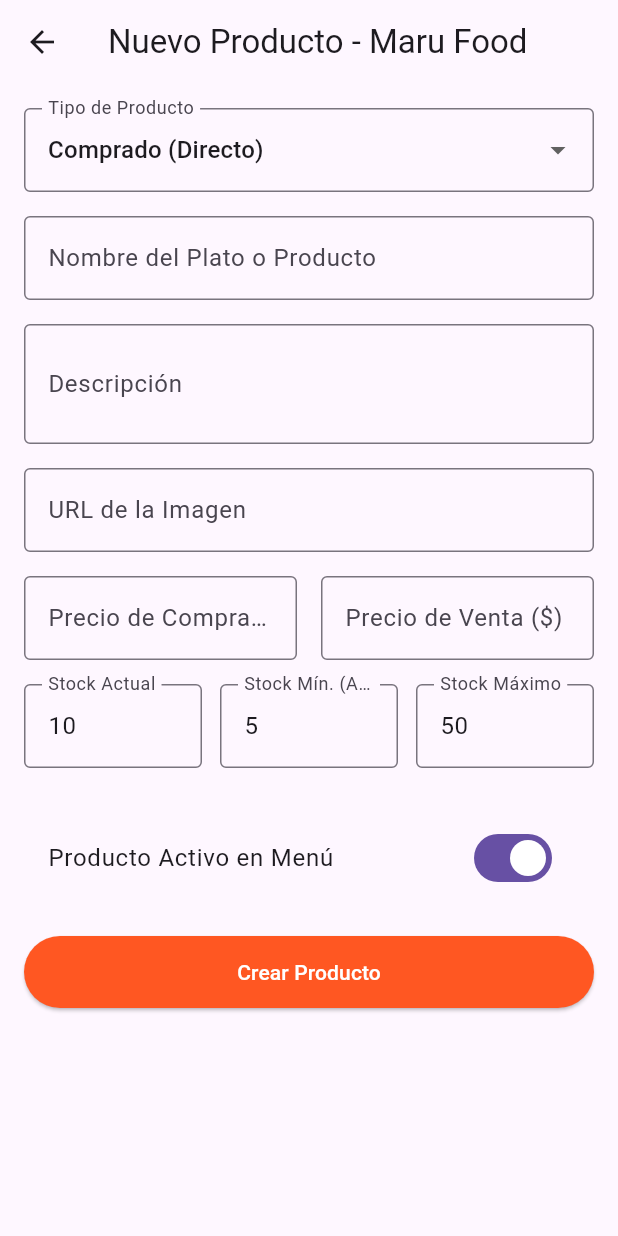
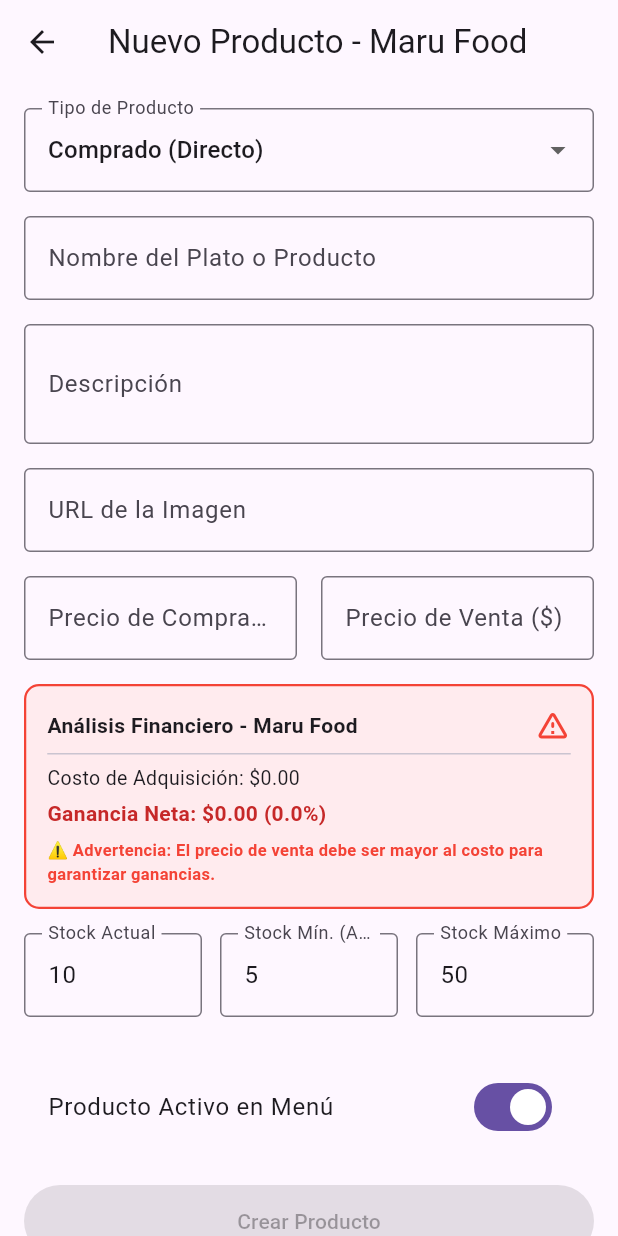
Before and after one commit to braincodecc/maru_food_system, a Flutter app: the AdminProductFormScreen screen opened by its route, on a phone screen of 412 x 824 dp. Run offline on Flutter 3.47's test engine with Material 3 defaults, Android fonts, the phone set to English and light mode, and no system bars; our stand-ins replace cloud_firestore, equatable, firebase_auth, firebase_core, shared_preferences; accounts and stored records are empty.

Commit message:
Automatización de precio de compra para productos fabricados

```diff
--- a/lib/features/product/domain/entities/product_entity.dart
+++ b/lib/features/product/domain/entities/product_entity.dart
@@ -47,4 +47,16 @@
   /// Getter para saber si el producto está en estado crítico de stock (necesita reposición)
   bool get needsRestock => stock <= minStock;
 
+  /// Calcula la ganancia neta en dinero (\$): Venta - Costo real
+  double calculateNetProfit(double productionCost) {
+    return salePrice - productionCost;
+  }
+
+  /// Calcula el porcentaje de margen de ganancia respecto al precio de venta o costo
+  double calculateProfitPercentage(double productionCost) {
+    if (salePrice <= 0) return 0.0;
+    final profit = calculateNetProfit(productionCost);
+    return (profit / salePrice) *
+        100; // Margen sobre el precio de venta (estándar comercial)
+  }
 }
--- a/lib/features/product/presentation/screens/admin_product_form_screen.dart
+++ b/lib/features/product/presentation/screens/admin_product_form_screen.dart
@@ -63,6 +63,14 @@
         p.recipe,
       ); // Cargamos la receta existente si se está editando
     }
+
+    // CAMBIO 1: Escuchamos los cambios en tiempo real para redibujar las métricas financieras
+    _purchasePriceController.addListener(_onPriceChanged);
+    _salePriceController.addListener(_onPriceChanged);
+  }
+
+  void _onPriceChanged() {
+    setState(() {});
   }
 
   @override
@@ -82,6 +90,16 @@
   Widget build(BuildContext context) {
     final isEditing = widget.productToEdit != null;
     final ingredientProvider = context.watch<IngredientProvider>();
+    final availableIngredients = ingredientProvider.ingredients;
+
+    // Cálculo financiero en tiempo real para la UI
+    final currentCost = _calculateCurrentProductionCost(availableIngredients);
+    final salePrice = double.tryParse(_salePriceController.text) ?? 0.0;
+    final netProfit = salePrice - currentCost;
+    final profitPercentage = salePrice > 0
+        ? (netProfit / salePrice) * 100
+        : 0.0;
+    final bool isProfitable = salePrice > currentCost;
 
     return Scaffold(
       appBar: AppBar(
@@ -165,6 +183,7 @@
                   Expanded(
                     child: TextFormField(
                       controller: _purchasePriceController,
+                      enabled: _selectedType == ProductType.comprado, // Deshabilitado si es fabricado
                       keyboardType: const TextInputType.numberWithOptions(
                         decimal: true,
                       ),
@@ -194,6 +213,73 @@
                     ),
                   ),
                 ],
+              ),
+              const SizedBox(height: 16),
+
+              // CAMBIO 2: Tarjeta visual de Rentabilidad en tiempo real
+              Container(
+                padding: const EdgeInsets.all(14),
+                decoration: BoxDecoration(
+                  color: isProfitable ? Colors.green[50] : Colors.red[50],
+                  border: Border.all(
+                    color: isProfitable ? Colors.green : Colors.red,
+                    width: 1.5,
+                  ),
+                  borderRadius: BorderRadius.circular(10),
+                ),
+                child: Column(
+                  crossAxisAlignment: CrossAxisAlignment.start,
+                  children: [
+                    Row(
+                      mainAxisAlignment: MainAxisAlignment.spaceBetween,
+                      children: [
+                        const Text(
+                          'Análisis Financiero - Maru Food',
+                          style: TextStyle(
+                            fontWeight: FontWeight.bold,
+                            fontSize: 14,
+                          ),
+                        ),
+                        Icon(
+                          isProfitable
+                              ? Icons.trending_up
+                              : Icons.warning_amber_rounded,
+                          color: isProfitable ? Colors.green : Colors.red,
+                        ),
+                      ],
+                    ),
+                    const Divider(height: 14),
+                    Text(
+                      _selectedType == ProductType.fabricado
+                          ? 'Costo Total de Producción (Receta): \$${currentCost.toStringAsFixed(2)}'
+                          : 'Costo de Adquisición: \$${currentCost.toStringAsFixed(2)}',
+                      style: const TextStyle(fontSize: 13),
+                    ),
+                    const SizedBox(height: 4),
+                    Text(
+                      'Ganancia Neta: \$${netProfit.toStringAsFixed(2)} (${profitPercentage.toStringAsFixed(1)}%)',
+                      style: TextStyle(
+                        fontWeight: FontWeight.bold,
+                        fontSize: 14,
+                        color: isProfitable
+                            ? Colors.green[800]
+                            : Colors.red[800],
+                      ),
+                    ),
+                    if (!isProfitable)
+                      const Padding(
+                        padding: EdgeInsets.only(top: 6.0),
+                        child: Text(
+                          '⚠️ Advertencia: El precio de venta debe ser mayor al costo para garantizar ganancias.',
+                          style: TextStyle(
+                            color: Colors.red,
+                            fontSize: 11,
+                            fontWeight: FontWeight.bold,
+                          ),
+                        ),
+                      ),
+                  ],
+                ),
               ),
               const SizedBox(height: 16),
 
@@ -292,7 +378,9 @@
 
                           // HOMOLOGACIÓN DINÁMICA: Buscamos el nombre y la unidad actual del ingrediente
                           // usando su ID dentro de la lista del provider, evitando guardar nombres estáticos.
-                          final ingredientDetails = ingredientProvider.ingredients.firstWhere(
+                          final ingredientDetails = ingredientProvider
+                              .ingredients
+                              .firstWhere(
                                 (ing) => ing.id == item.ingredientId,
                                 orElse: () => IngredientEntity(
                                   id: item.ingredientId,
@@ -344,9 +432,11 @@
               ),
               const SizedBox(height: 24),
 
-              // Botón Guardar
+              // CAMBIO 3: Botón Guardar condicionado (Bloqueado si no es rentable)
               ElevatedButton(
-                onPressed: _isLoading ? null : () => _saveProduct(context),
+                onPressed: (_isLoading || !isProfitable)
+                    ? null
+                    : () => _saveProduct(context),
                 style: ElevatedButton.styleFrom(
                   backgroundColor: Colors.deepOrange,
                   foregroundColor: Colors.white,
@@ -482,7 +572,9 @@
       minStock: int.parse(_minStockController.text),
       maxStock: int.parse(_maxStockController.text),
       isActive: _isActive,
-      recipe: _selectedType == ProductType.fabricado ? _recipeItems : [], // Guardamos la receta si es fabricado
+      recipe: _selectedType == ProductType.fabricado
+          ? _recipeItems
+          : [], // Guardamos la receta si es fabricado
     );
 
     final success = await productProvider.saveProduct(product);
@@ -504,4 +596,39 @@
       );
     }
   }
+
+  /// Método auxiliar para calcular el costo actual de producción basado en los ingredientes seleccionados y sus cantidades requeridas.
+  /// Actualiza automáticamente el texto del controlador de costo si es fabricado.
+  double _calculateCurrentProductionCost(
+    List<IngredientEntity> availableIngredients,
+  ) {
+    if (_selectedType == ProductType.comprado) {
+      return double.tryParse(_purchasePriceController.text) ?? 0.0;
     }
+
+    double totalCost = 0.0;
+    for (var item in _recipeItems) {
+      final ingredient = availableIngredients.firstWhere(
+        (ing) => ing.id == item.ingredientId,
+        orElse: () => IngredientEntity(
+          id: item.ingredientId,
+          name: '',
+          unit: '',
+          unitCost: 0,
+          stock: 0,
+          minStock: 0,
+        ),
+      );
+      totalCost += item.quantityRequired * ingredient.unitCost;
+    }
+
+    // Sincronizamos el valor calculado con el controlador en el siguiente frame para evitar errores de renderizado
+    WidgetsBinding.instance.addPostFrameCallback((_) {
+      if (_purchasePriceController.text != totalCost.toStringAsFixed(2)) {
+        _purchasePriceController.text = totalCost.toStringAsFixed(2);
+      }
+    });
+
+    return totalCost;
+  }
+}
```
Lines whose indentation alone changed are shown as unchanged.
